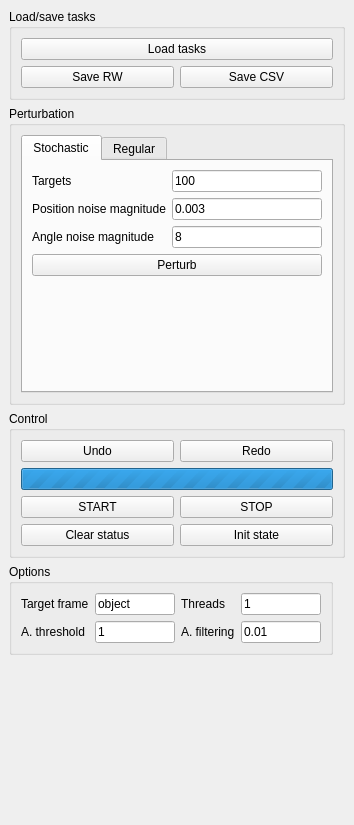
This is src/plugins/alignment_experiment/alignment_experiment.ui in dagothar/gripperz as Qt 5 draws it before an edit. The edited form follows.
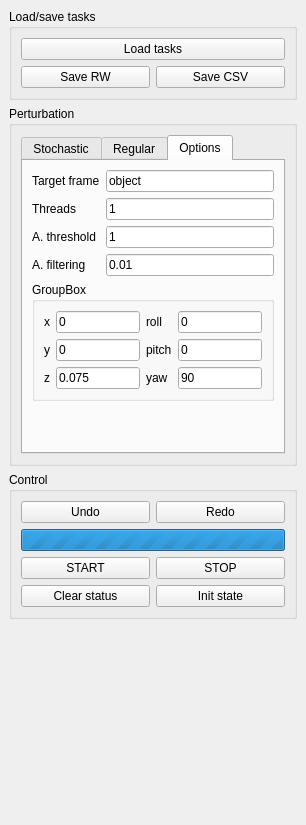
This is the edited form.

Commit message: plugin now saves tasks to CSV

Diff of the .ui file:
```diff
--- a/src/plugins/alignment_experiment/alignment_experiment.ui
+++ b/src/plugins/alignment_experiment/alignment_experiment.ui
@@ -6,7 +6,7 @@
    <rect>
     <x>0</x>
     <y>0</y>
-    <width>354</width>
+    <width>306</width>
     <height>825</height>
    </rect>
   </property>
@@ -15,7 +15,7 @@
   </property>
   <widget class="QWidget" name="dockWidgetContents">
    <layout class="QGridLayout" name="gridLayout">
-    <item row="11" column="0" colspan="3">
+    <item row="10" column="0" colspan="3">
      <spacer name="verticalSpacer_4">
       <property name="orientation">
        <enum>Qt::Vertical</enum>
@@ -37,16 +37,13 @@
        <item row="1" column="0">
         <widget class="QTabWidget" name="tabWidget">
          <property name="currentIndex">
-          <number>0</number>
+          <number>2</number>
          </property>
          <widget class="QWidget" name="tab">
           <attribute name="title">
            <string>Stochastic</string>
           </attribute>
-          <layout class="QFormLayout" name="formLayout">
-           <property name="fieldGrowthPolicy">
-            <enum>QFormLayout::AllNonFixedFieldsGrow</enum>
-           </property>
+          <layout class="QGridLayout" name="gridLayout_6">
            <item row="0" column="0">
             <widget class="QLabel" name="label_2">
              <property name="text">
@@ -64,7 +61,7 @@
            <item row="1" column="0">
             <widget class="QLabel" name="label_3">
              <property name="text">
-              <string>Position noise magnitude</string>
+              <string>Position noise mag.</string>
              </property>
             </widget>
            </item>
@@ -78,7 +75,7 @@
            <item row="2" column="0">
             <widget class="QLabel" name="label_4">
              <property name="text">
-              <string>Angle noise magnitude</string>
+              <string>Angle noise mag.</string>
              </property>
             </widget>
            </item>
@@ -308,6 +305,188 @@
              </property>
             </widget>
            </item>
+           <item row="8" column="1">
+            <spacer name="verticalSpacer">
+             <property name="orientation">
+              <enum>Qt::Vertical</enum>
+             </property>
+             <property name="sizeHint" stdset="0">
+              <size>
+               <width>20</width>
+               <height>40</height>
+              </size>
+             </property>
+            </spacer>
+           </item>
+          </layout>
+         </widget>
+         <widget class="QWidget" name="tab_3">
+          <attribute name="title">
+           <string>Options</string>
+          </attribute>
+          <layout class="QGridLayout" name="gridLayout_4">
+           <item row="1" column="0">
+            <widget class="QLabel" name="label_16">
+             <property name="text">
+              <string>Threads</string>
+             </property>
+            </widget>
+           </item>
+           <item row="2" column="0">
+            <widget class="QLabel" name="label_5">
+             <property name="text">
+              <string>A. threshold</string>
+             </property>
+            </widget>
+           </item>
+           <item row="2" column="1">
+            <widget class="QLineEdit" name="thresholdLineEdit">
+             <property name="text">
+              <string>1</string>
+             </property>
+            </widget>
+           </item>
+           <item row="4" column="0" colspan="2">
+            <widget class="QGroupBox" name="groupBox_5">
+             <property name="title">
+              <string>GroupBox</string>
+             </property>
+             <layout class="QGridLayout" name="gridLayout_9">
+              <item row="2" column="0">
+               <widget class="QLabel" name="label_22">
+                <property name="text">
+                 <string>z</string>
+                </property>
+               </widget>
+              </item>
+              <item row="0" column="0">
+               <widget class="QLabel" name="label_17">
+                <property name="text">
+                 <string>x</string>
+                </property>
+               </widget>
+              </item>
+              <item row="0" column="1">
+               <widget class="QLineEdit" name="xOffsetEdit">
+                <property name="text">
+                 <string>0</string>
+                </property>
+               </widget>
+              </item>
+              <item row="0" column="2">
+               <widget class="QLabel" name="label_19">
+                <property name="text">
+                 <string>roll</string>
+                </property>
+               </widget>
+              </item>
+              <item row="2" column="1">
+               <widget class="QLineEdit" name="zOffsetEdit">
+                <property name="text">
+                 <string>0.075</string>
+                </property>
+               </widget>
+              </item>
+              <item row="1" column="1">
+               <widget class="QLineEdit" name="yOffsetEdit">
+                <property name="text">
+                 <string>0</string>
+                </property>
+               </widget>
+              </item>
+              <item row="1" column="2">
+               <widget class="QLabel" name="label_20">
+                <property name="text">
+                 <string>pitch</string>
+                </property>
+               </widget>
+              </item>
+              <item row="2" column="2">
+               <widget class="QLabel" name="label_21">
+                <property name="text">
+                 <string>yaw</string>
+                </property>
+               </widget>
+              </item>
+              <item row="1" column="0">
+               <widget class="QLabel" name="label_18">
+                <property name="text">
+                 <string>y</string>
+                </property>
+               </widget>
+              </item>
+              <item row="0" column="3">
+               <widget class="QLineEdit" name="rollOffsetEdit">
+                <property name="text">
+                 <string>0</string>
+                </property>
+               </widget>
+              </item>
+              <item row="1" column="3">
+               <widget class="QLineEdit" name="pitchOffsetEdit">
+                <property name="text">
+                 <string>0</string>
+                </property>
+               </widget>
+              </item>
+              <item row="2" column="3">
+               <widget class="QLineEdit" name="yawOffsetEdit">
+                <property name="text">
+                 <string>90</string>
+                </property>
+               </widget>
+              </item>
+             </layout>
+            </widget>
+           </item>
+           <item row="3" column="1">
+            <widget class="QLineEdit" name="filteringLineEdit">
+             <property name="text">
+              <string>0.01</string>
+             </property>
+            </widget>
+           </item>
+           <item row="1" column="1">
+            <widget class="QLineEdit" name="threadsEdit">
+             <property name="text">
+              <string>1</string>
+             </property>
+            </widget>
+           </item>
+           <item row="0" column="0">
+            <widget class="QLabel" name="label">
+             <property name="text">
+              <string>Target frame</string>
+             </property>
+            </widget>
+           </item>
+           <item row="3" column="0">
+            <widget class="QLabel" name="label_6">
+             <property name="text">
+              <string>A. filtering</string>
+             </property>
+            </widget>
+           </item>
+           <item row="0" column="1">
+            <widget class="QLineEdit" name="targetEdit">
+             <property name="text">
+              <string>object</string>
+             </property>
+            </widget>
+           </item>
+           <item row="5" column="0">
+            <spacer name="verticalSpacer_3">
+             <property name="orientation">
+              <enum>Qt::Vertical</enum>
+             </property>
+             <property name="sizeHint" stdset="0">
+              <size>
+               <width>20</width>
+               <height>40</height>
+              </size>
+             </property>
+            </spacer>
+           </item>
           </layout>
          </widget>
         </widget>
@@ -409,71 +588,6 @@
       </layout>
      </widget>
     </item>
-    <item row="8" column="0">
-     <widget class="QGroupBox" name="groupBox_4">
-      <property name="title">
-       <string>Options</string>
-      </property>
-      <layout class="QGridLayout" name="gridLayout_8">
-       <item row="1" column="1">
-        <widget class="QLineEdit" name="thresholdLineEdit">
-         <property name="text">
-          <string>1</string>
-         </property>
-        </widget>
-       </item>
-       <item row="0" column="1">
-        <widget class="QLineEdit" name="targetEdit">
-         <property name="text">
-          <string>object</string>
-         </property>
-        </widget>
-       </item>
-       <item row="1" column="0">
-        <widget class="QLabel" name="label_5">
-         <property name="text">
-          <string>A. threshold</string>
-         </property>
-        </widget>
-       </item>
-       <item row="0" column="0">
-        <widget class="QLabel" name="label">
-         <property name="text">
-          <string>Target frame</string>
-         </property>
-        </widget>
-       </item>
-       <item row="0" column="2">
-        <widget class="QLabel" name="label_16">
-         <property name="text">
-          <string>Threads</string>
-         </property>
-        </widget>
-       </item>
-       <item row="0" column="3">
-        <widget class="QLineEdit" name="threadsEdit">
-         <property name="text">
-          <string>1</string>
-         </property>
-        </widget>
-       </item>
-       <item row="1" column="2">
-        <widget class="QLabel" name="label_6">
-         <property name="text">
-          <string>A. filtering</string>
-         </property>
-        </widget>
-       </item>
-       <item row="1" column="3">
-        <widget class="QLineEdit" name="filteringLineEdit">
-         <property name="text">
-          <string>0.01</string>
-         </property>
-        </widget>
-       </item>
-      </layout>
-     </widget>
-    </item>
    </layout>
   </widget>
  </widget>
```
Left out of the diff: 69 changed lines with no effect on the pictures. The commit also changes 1 other file.
